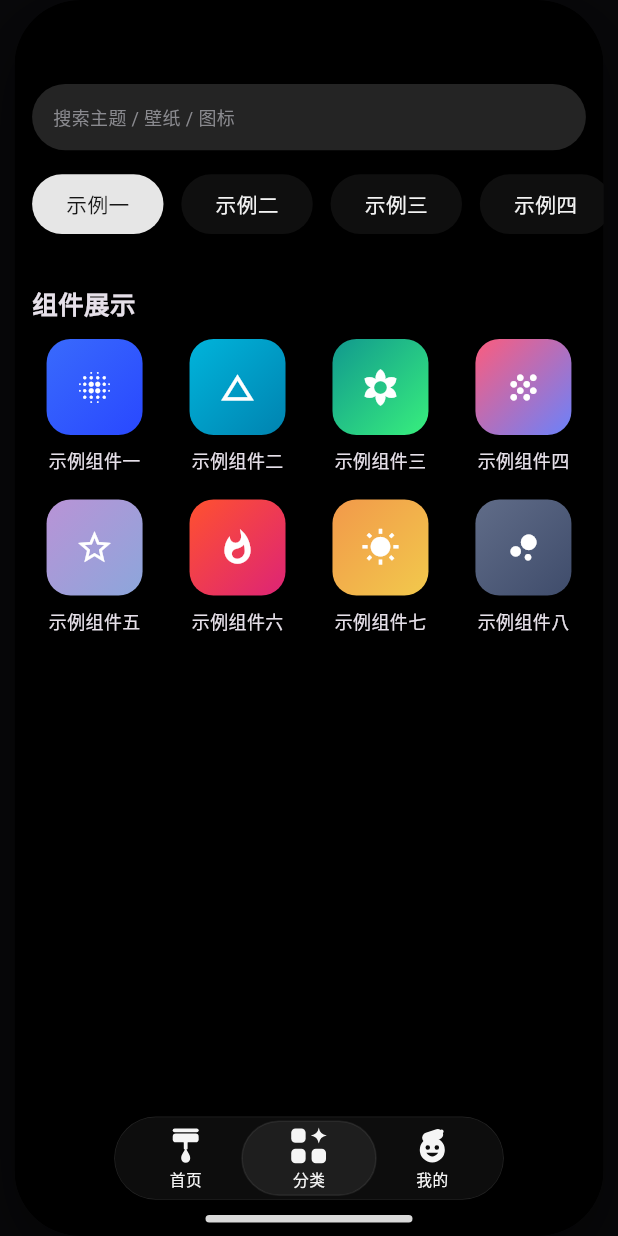
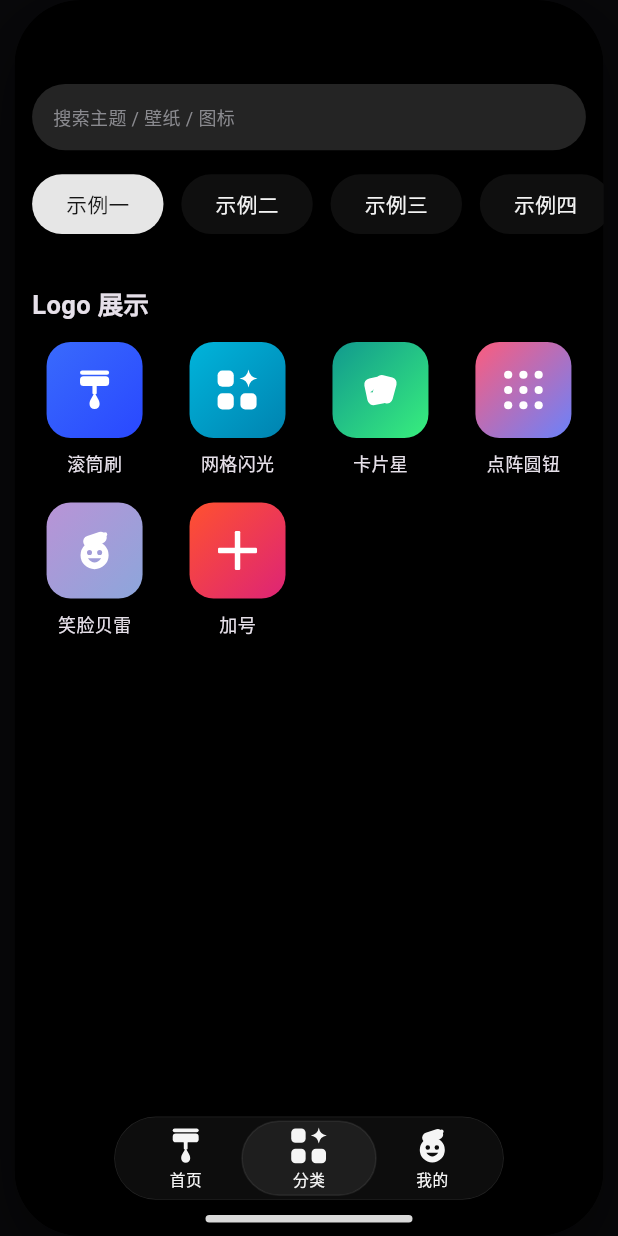
Before and after one commit to yearhe9900/mi_like_ui, a Flutter app: the screen it shows after launch, item 2 of the bottom bar chosen, on a phone screen of 412 x 824 dp. Run offline on Flutter 3.47's test engine with Material 3 defaults, Android fonts, the phone set to English and light mode, and no system bars.

Commit message:
feat(demo): 分类「示例一」改为 logo.dart 全量 logo 展示
- 示例一由 8 个占位渐变方块改为 6 个真实 logo 展示位：滚筒刷/
  网格闪光/卡片星/点阵圆钮/笑脸贝雷/加号（Roller/GridSparkle/
  CardsStar/GridDots/SmileyBeret/PlusIconPainter 白墨渲染）
- tile 版式不变（64dp 渐变底 + 26dp 墨迹 + 名称），4+2 网格；
  分区标题随分组切换 Logo 展示/组件展示；示例二~四占位不变
- _ShowcaseTile 的 icon 改为通用 glyph（Widget），logo/占位共用
- showcase_{light,dark}.png 预览重生成（其余预览字节级不变），
  26/26 测试通过

```diff
--- a/lib/demo/mock_pages.dart
+++ b/lib/demo/mock_pages.dart
@@ -207,8 +207,9 @@ const List<Widget> _homeItems = [
 /// 「分类」tab = 组件展示库（示例层）。
 ///
 /// 顶部胶囊分类标签是框架组件 [MiPillTabBar]（明暗完整截图实测），
-/// 用来切分组件分组；下方网格是各组件的展示位 —— 分类 logo 与名称
-/// 全部为示例占位（渐变圆角方块 + 抽象图形 + 「示例组件N」）。
+/// 用来切分组件分组；下方网格是各组件的展示位 —— 「示例一」展示
+/// `logo.dart` 的全部 logo（真实框架 logo），其余分组为示例占位
+/// （渐变圆角方块 + 抽象图形 + 「示例组件N」）。
 class _ShowcasePage extends StatefulWidget {
   const _ShowcasePage({required this.themeMode});
 
@@ -222,14 +223,57 @@ class _ShowcasePageState extends State<_ShowcasePage> {
   /// 分类标签（示例名，对应截图 推荐/背屏/小部件/主题 的位置）。
   static const List<String> _tabs = ['示例一', '示例二', '示例三', '示例四'];
 
-  /// 每个分类下的展示位数量（示例内容，顺便覆盖可滚动长度）。
-  static const List<int> _counts = [8, 6, 8, 4];
+  /// 每个分类下的展示位数量（示例内容，顺便覆盖可滚动长度）；
+  /// 「示例一」是 logo 全量展示，数量由 [_logoNames] 决定。
+  static const List<int> _counts = [6, 6, 8, 4];
+
+  /// 「示例一」的 logo 名称（与 [_logos] 顺序一致）。
+  static const List<String> _logoNames = [
+    '滚筒刷',
+    '网格闪光',
+    '卡片星',
+    '点阵圆钮',
+    '笑脸贝雷',
+    '加号',
+  ];
+
+  /// 「示例一」= `logo.dart` 全量 logo 展示（真实框架 logo，非占位）。
+  List<CustomPainter> _logos(Color ink) => [
+        RollerIconPainter(ink),
+        GridSparkleIconPainter(ink),
+        CardsStarIconPainter(ink),
+        GridDotsIconPainter(ink),
+        SmileyBeretIconPainter(ink),
+        PlusIconPainter(ink),
+      ];
 
   int _tab = 0;
 
+  /// 展示位：「示例一」给 logo 展示位，其余分组给占位展示位。
+  Widget _tileAt(int i, bool logoMode, List<CustomPainter> logos) {
+    if (logoMode) {
+      return _ShowcaseTile(
+        colors: _tileGradients[i % _tileGradients.length],
+        glyph: CustomPaint(painter: logos[i], size: const Size.square(26)),
+        name: _logoNames[i],
+      );
+    }
+    return _ShowcaseTile(
+      colors: _tileGradients[(i + _tab * 2) % _tileGradients.length],
+      glyph: Icon(
+        _tileIcons[(i + _tab * 2) % _tileIcons.length],
+        color: Colors.white,
+        size: 26,
+      ),
+      name: _tileNames[i],
+    );
+  }
+
   @override
   Widget build(BuildContext context) {
-    final count = _counts[_tab];
+    final logoMode = _tab == 0;
+    final logos = logoMode ? _logos(Colors.white) : const <CustomPainter>[];
+    final count = logoMode ? _logoNames.length : _counts[_tab];
     // 页底色与内容边距按完整截图实测：亮 #F3F3F3 / 暗 #000000，
     // 内容左右 37px≈11.9dp（搜索框、标签行、下方内容同边距）
     return Container(
@@ -256,7 +300,7 @@ class _ShowcasePageState extends State<_ShowcasePage> {
             child: Column(
               crossAxisAlignment: CrossAxisAlignment.start,
               children: [
-                const _SectionTitle('组件展示'),
+                _SectionTitle(logoMode ? 'Logo 展示' : '组件展示'),
                 for (var row = 0; row * 4 < count; row++) ...[
                   Padding(
                     padding: const EdgeInsets.only(bottom: 18),
@@ -267,15 +311,7 @@ class _ShowcasePageState extends State<_ShowcasePage> {
                           if (col > 0) const SizedBox(width: 12),
                           Expanded(
                             child: row * 4 + col < count
-                                ? _ShowcaseTile(
-                                    colors: _tileGradients[
-                                        (row * 4 + col + _tab * 2) %
-                                            _tileGradients.length],
-                                    icon: _tileIcons[
-                                        (row * 4 + col + _tab * 2) %
-                                            _tileIcons.length],
-                                    name: _tileNames[row * 4 + col],
-                                  )
+                                ? _tileAt(row * 4 + col, logoMode, logos)
                                 : const SizedBox.shrink(),
                           ),
                         ],
@@ -293,16 +329,16 @@ class _ShowcasePageState extends State<_ShowcasePage> {
   }
 }
 
-/// 组件展示位（示例占位）：渐变 logo + 示例名称。
+/// 组件展示位：渐变底 + 墨迹图形 + 名称（logo / 占位共用）。
 class _ShowcaseTile extends StatelessWidget {
   const _ShowcaseTile({
     required this.colors,
-    required this.icon,
+    required this.glyph,
     required this.name,
   });
 
   final List<Color> colors;
-  final IconData icon;
+  final Widget glyph;
   final String name;
 
   @override
@@ -323,7 +359,7 @@ class _ShowcaseTile extends StatelessWidget {
             borderRadius: BorderRadius.circular(16),
           ),
           alignment: Alignment.center,
-          child: Icon(icon, color: Colors.white, size: 26),
+          child: glyph,
         ),
         const SizedBox(height: 8),
         Text(
@@ -337,7 +373,7 @@ class _ShowcaseTile extends StatelessWidget {
   }
 }
 
-/// 示例分类 logo：渐变底 + 抽象图形（占位内容，非框架图标）。
+/// 展示位渐变底（「示例一」配真实 logo，其余分组配抽象占位图形）。
 const List<List<Color>> _tileGradients = [
   [Color(0xFF396AFC), Color(0xFF2948FF)],
   [Color(0xFF00B4DB), Color(0xFF0083B0)],
```
Also changed, not shown: doc/preview/showcase_dark.png, doc/preview/showcase_light.png, 1 other file.
